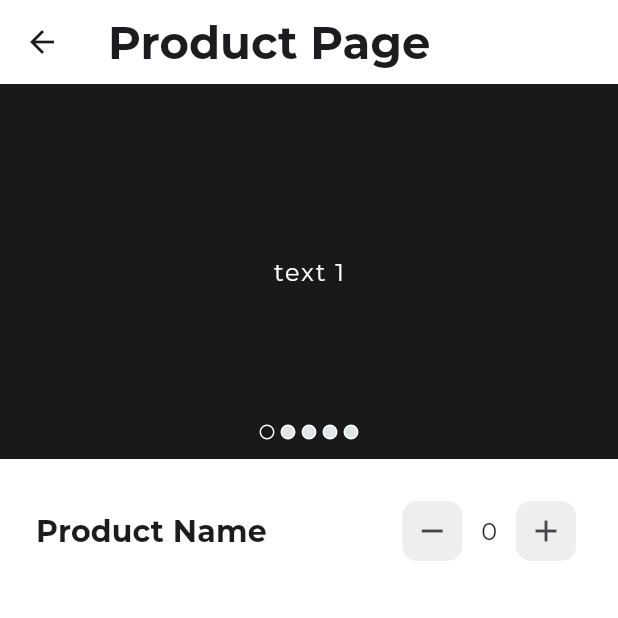
After one commit to Error-Imtiaj/Sullion-Ecommerce-Mobile-App, a Flutter app: the screen it shows after launch, scrolled down 576 dp, after a tap on "Perfume bottle with syrup", on a phone screen of 412 x 824 dp, the top half of it. The commit adds this screen. Run offline on Flutter 3.47's test engine with Material 3 defaults, Android fonts, the phone set to English and light mode, and no system bars; drawn by our look-alikes of carousel_slider; our stand-ins replace flutter_screenutil, flutter_svg, gap, get, google_fonts, pin_code_fields.

Commit message:
Add product screen and cart counter functionality; implement cart number controller and product image carousel

```diff
--- a/lib/app/app.dart
+++ b/lib/app/app.dart
@@ -8,6 +8,7 @@ import 'package:ecommerce_project/features/category/ui/screens/category_page.dar
 import 'package:ecommerce_project/features/common/ui/screens/sullion_app_bottom_navbar.dart';
 import 'package:ecommerce_project/features/home/ui/screens/home_screen.dart';
 import 'package:ecommerce_project/features/product/ui/screen/product_list_screen.dart';
+import 'package:ecommerce_project/features/product/ui/screen/product_screen.dart';
 import 'package:flutter/material.dart';
 import 'package:flutter_screenutil/flutter_screenutil.dart';
 import 'package:get/get.dart';
@@ -60,6 +61,11 @@ class _SullionAppState extends State<SullionApp> {
         return MaterialPageRoute(
           builder: (context) => ProductListScreen(categoryName: categoryName),
         );
+      case ProductScreen.routeName:
+        final productId = settings.arguments as int;
+        return MaterialPageRoute(
+          builder: (context) => ProductScreen(productId: productId),
+        );
       default:
         return MaterialPageRoute(
           builder: (context) => const Scaffold(
--- a/lib/app/controller_binder.dart
+++ b/lib/app/controller_binder.dart
@@ -1,9 +1,11 @@
 import 'package:ecommerce_project/features/common/ui/controllers/main_nav_button_controller.dart';
+import 'package:ecommerce_project/features/product/ui/controller/cart_number_controller.dart';
 import 'package:get/get.dart';
 
 class ControllerBinder extends Bindings {
   @override
   void dependencies() {
     Get.put(MainNavButtonController());
+    Get.put(CartNumberController());
   }
 }
--- a/lib/features/common/ui/widgets/product_widget.dart
+++ b/lib/features/common/ui/widgets/product_widget.dart
@@ -1,8 +1,10 @@
 import 'package:ecommerce_project/app/app_constants.dart';
 import 'package:ecommerce_project/app/colors.dart';
+import 'package:ecommerce_project/features/product/ui/screen/product_screen.dart';
 import 'package:flutter/material.dart';
 import 'package:flutter_screenutil/flutter_screenutil.dart';
 import 'package:gap/gap.dart';
+import 'package:get/get.dart';
 
 class ProductWidget extends StatelessWidget {
   const ProductWidget({
@@ -11,7 +13,11 @@ class ProductWidget extends StatelessWidget {
 
   @override
   Widget build(BuildContext context) {
-    return SizedBox(
+    return GestureDetector(
+      onTap: () {
+        Get.toNamed(ProductScreen.routeName, arguments: 1);
+      },
+      child: SizedBox(
         width: 150.w,
         child: Card(
           margin: EdgeInsets.only(
@@ -115,6 +121,7 @@ class ProductWidget extends StatelessWidget {
             ],
           ),
         ),
+      ),
     );
   }
 }
--- /dev/null
+++ b/lib/features/product/ui/controller/cart_number_controller.dart
@@ -0,0 +1,13 @@
+import 'package:get/get.dart';
+
+class CartNumberController extends GetxController{
+  final RxInt cartNum = 0.obs;
+
+  void increment(){
+    cartNum.value++;
+  }
+
+  void decrement(){
+    cartNum.value--;
+  }
+}
--- /dev/null
+++ b/lib/features/product/ui/screen/product_screen.dart
@@ -0,0 +1,76 @@
+import 'package:ecommerce_project/app/app_constants.dart';
+import 'package:ecommerce_project/features/product/ui/controller/cart_number_controller.dart';
+import 'package:ecommerce_project/features/product/ui/widgets/product_images.dart';
+import 'package:ecommerce_project/features/product/ui/widgets/product_page_cart_counter.dart';
+import 'package:flutter/material.dart';
+import 'package:flutter_screenutil/flutter_screenutil.dart';
+import 'package:get/get.dart';
+
+class ProductScreen extends StatefulWidget {
+  final int productId;
+  const ProductScreen({super.key, required this.productId});
+  static const String routeName = '/product';
+  @override
+  State<ProductScreen> createState() => _ProductScreenState();
+}
+
+class _ProductScreenState extends State<ProductScreen> {
+  final ValueNotifier<int> _selectedIndex = ValueNotifier(0);
+  final cartNumberControl = Get.find<CartNumberController>();
+  @override
+  Widget build(BuildContext context) {
+    return Scaffold(
+      appBar: AppBar(
+        title: const Text("Product Page"),
+      ),
+      body: Column(
+        children: [
+          // * CAROUSEL SLIDER
+          ProductImages(
+            selectedIndex: _selectedIndex,
+            productId: widget.productId,
+          ),
+
+          // * PRODUCT DETAILS
+          Padding(
+            padding: const EdgeInsets.all(
+                    SullionAppConstants.scaffoldBodyPaddingConst)
+                .w,
+            child: Column(
+              children: [
+                Row(
+                  children: [
+                    Text(
+                      "Product Name",
+                      style: Theme.of(context).textTheme.titleMedium,
+                    ),
+                    const Spacer(),
+                    ProductPageCartCounterButton(
+                      onTap: () {
+                        cartNumberControl.decrement();
+                      },
+                      icon: Icons.remove,
+                    ),
+                    Padding(
+                      padding: const EdgeInsets.symmetric(horizontal: 8),
+                      child: Obx(() => Text(
+                            cartNumberControl.cartNum.toString(),
+                            style: Theme.of(context).textTheme.bodyLarge,
+                          )),
+                    ),
+                    ProductPageCartCounterButton(
+                      onTap: () {
+                        cartNumberControl.increment();
+                      },
+                      icon: Icons.add,
+                    ),
+                  ],
+                ),
+              ],
+            ),
+          ),
+        ],
+      ),
+    );
+  }
+}
--- /dev/null
+++ b/lib/features/product/ui/widgets/product_images.dart
@@ -0,0 +1,83 @@
+import 'package:carousel_slider/carousel_slider.dart';
+import 'package:ecommerce_project/app/colors.dart';
+import 'package:flutter/material.dart';
+import 'package:flutter_screenutil/flutter_screenutil.dart';
+
+class ProductImages extends StatelessWidget {
+  final int productId;
+  const ProductImages({
+    super.key,
+    required ValueNotifier<int> selectedIndex, required this.productId,
+  }) : _selectedIndex = selectedIndex;
+
+  final ValueNotifier<int> _selectedIndex;
+
+  @override
+  Widget build(BuildContext context) {
+    return Stack(
+      children: [
+        CarouselSlider(
+          options: CarouselOptions(
+            height: 250.0,
+            viewportFraction: 1,
+            onPageChanged: (index, reason) {
+              _selectedIndex.value = index;
+            },
+          ),
+          items: [1, 2, 3, 4, 5].map((i) {
+            return Builder(
+              builder: (BuildContext context) {
+                return Container(
+                  width: MediaQuery.of(context).size.width,
+                  //margin: const EdgeInsets.symmetric(horizontal: 5.0),
+                  decoration: const BoxDecoration(
+                      color: SullionAppColor.primaryBlackColor),
+                  child: Center(
+                    child: Text(
+                      'text $i',
+                      style: Theme.of(context).textTheme.bodyLarge?.copyWith(
+                            color: SullionAppColor.primaryBackgroundColor,
+                          ),
+                    ),
+                  ),
+                );
+              },
+            );
+          }).toList(),
+        ),
+        Positioned(
+          bottom: 13.h,
+          left: 0,
+          right: 0,
+          child: ValueListenableBuilder(
+            valueListenable: _selectedIndex,
+            builder: (BuildContext context, int value, Widget? child) {
+              return Row(
+                mainAxisAlignment: MainAxisAlignment.center,
+                children: [
+                  for (int i = 0; i < 5; i++)
+                    Container(
+                      width: 10,
+                      height: 10,
+                      //color: SullionAppColor.primaryBlackColor,
+                      margin: const EdgeInsets.symmetric(horizontal: 2),
+                      decoration: BoxDecoration(
+                        border: Border.all(
+                          color: SullionAppColor.primaryBackgroundColor,
+                          width: 1,
+                        ),
+                        borderRadius: BorderRadius.circular(10),
+                        color: i == _selectedIndex.value
+                            ? SullionAppColor.primaryBlackColor
+                            : SullionAppColor.iconButtonBackgroundColor,
+                      ),
+                    ),
+                ],
+              );
+            },
+          ),
+        )
+      ],
+    );
+  }
+}
--- /dev/null
+++ b/lib/features/product/ui/widgets/product_page_cart_counter.dart
@@ -0,0 +1,25 @@
+
+import 'package:flutter/material.dart';
+import 'package:flutter_screenutil/flutter_screenutil.dart';
+
+class ProductPageCartCounterButton extends StatelessWidget {
+  final IconData icon;
+  final Function()? onTap;
+  const ProductPageCartCounterButton({
+    super.key, required this.icon, this.onTap,
+  });
+
+  @override
+  Widget build(BuildContext context) {
+    return IconButton(
+      style: IconButton.styleFrom(
+        backgroundColor: Colors.grey[200],
+        shape: RoundedRectangleBorder(
+          borderRadius: BorderRadius.circular(10.r),
+        ),
+      ),
+      onPressed: onTap,
+      icon:  Icon(icon),
+    );
+  }
+}
```
Lines whose indentation alone changed are shown as unchanged.
